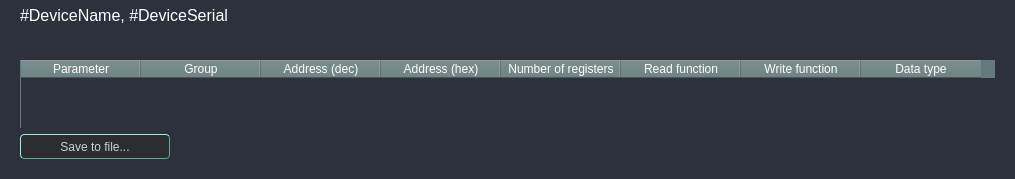
This is UI/forms/DeviceParamListWindow.ui in romangolovkou/AQteck_toolMAX as Qt 5 draws it before an edit. The edited form follows.
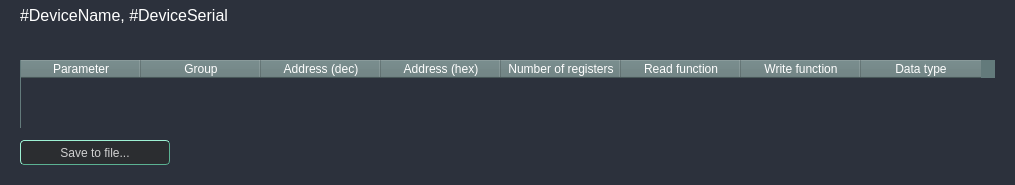
This is the edited form. Custom widgets are drawn as their Qt base class.

Commit message: Налаштовано UI та вью для вотч ліст

Diff of the .ui file:
```diff
--- a/UI/forms/DeviceParamListWindow.ui
+++ b/UI/forms/DeviceParamListWindow.ui
@@ -6,8 +6,8 @@
    <rect>
     <x>0</x>
     <y>0</y>
-    <width>961</width>
-    <height>165</height>
+    <width>1001</width>
+    <height>185</height>
    </rect>
   </property>
   <property name="windowTitle">
```
The commit also changes 6 other files.
